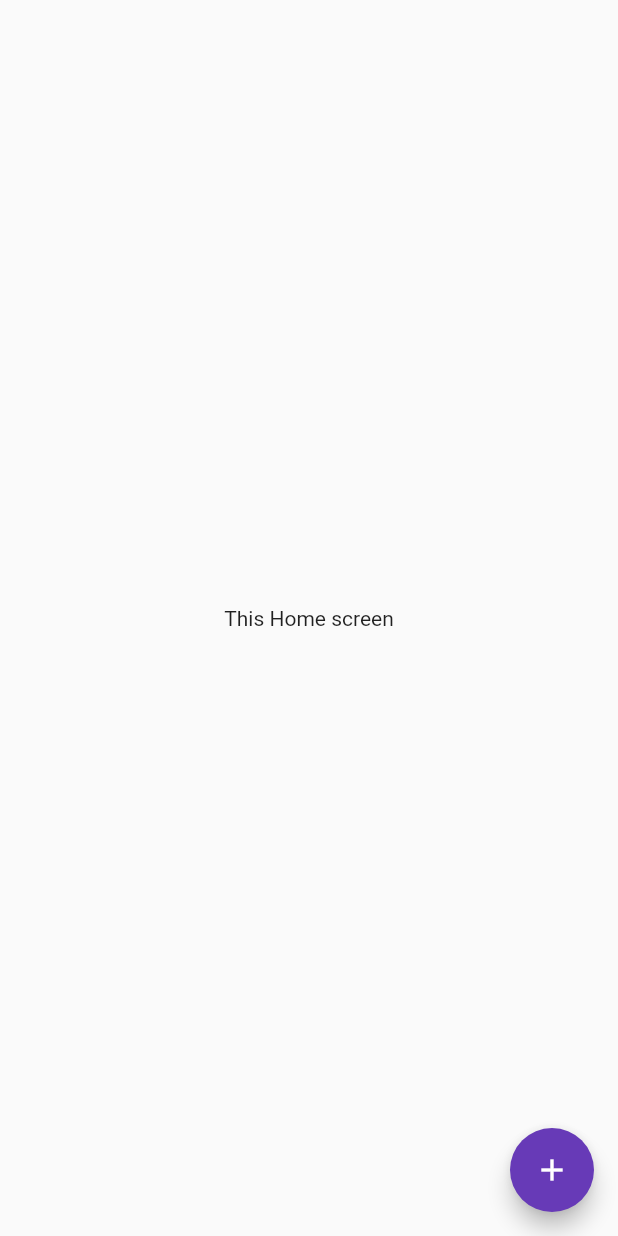
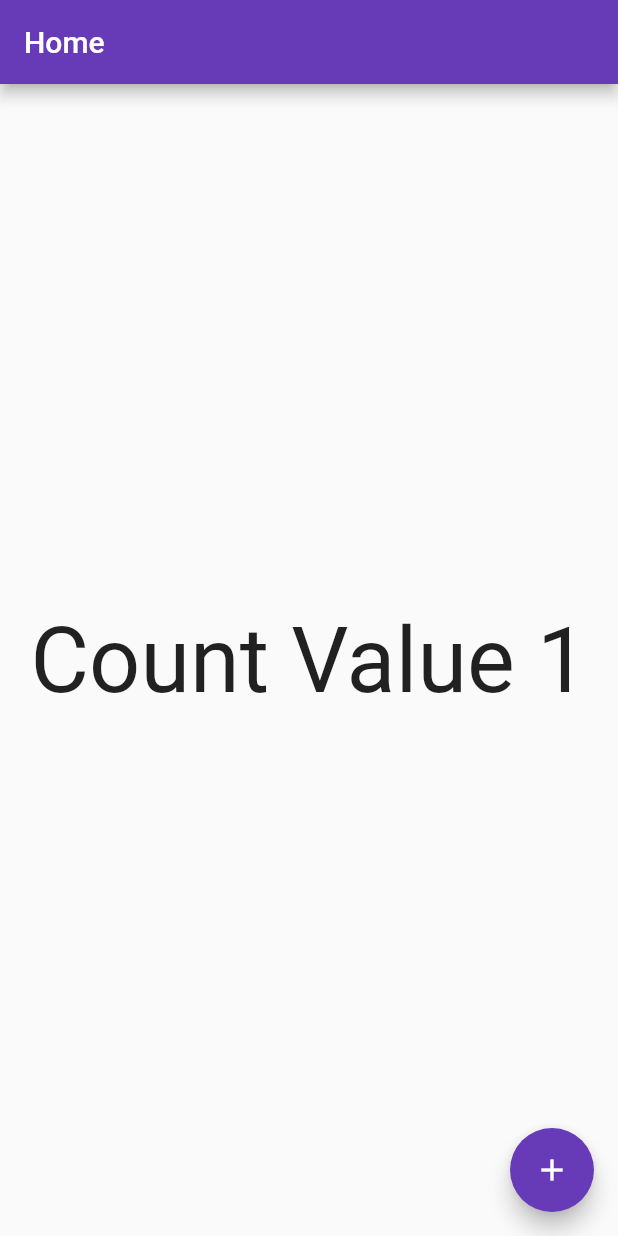
Before and after one commit to edritech93/haermes_flutter, a Flutter app: the screen it shows after launch, after a tap on the "add" icon, on a phone screen of 412 x 824 dp. Run offline on Flutter 3.47's test engine with Material 2 defaults, Android fonts, the phone set to English and light mode, and no system bars.

Commit message:
add counter state

```diff
--- a/lib/home.dart
+++ b/lib/home.dart
@@ -8,16 +8,25 @@ class Home extends StatefulWidget {
 }
 
 class _HomeState extends State<Home> {
-  void _onPressAdd() {}
+  int counter = 0;
+  void _onPressAdd() {
+    setState(() {
+      counter++;
+    });
+  }
 
   @override
   Widget build(BuildContext context) {
     return Scaffold(
-      // appBar: AppBar(
-      //   title: const Text('Home'),
-      // ),
-      body: const Center(
-        child: Text('This Home screen'),
+      appBar: AppBar(
+        title: const Text('Home'),
+      ),
+      body: Center(
+        child: Text(
+          'Count Value $counter',
+          style: const TextStyle(fontSize: 60),
+          textAlign: TextAlign.center,
+        ),
       ),
       floatingActionButton: FloatingActionButton(
         onPressed: _onPressAdd,
```
